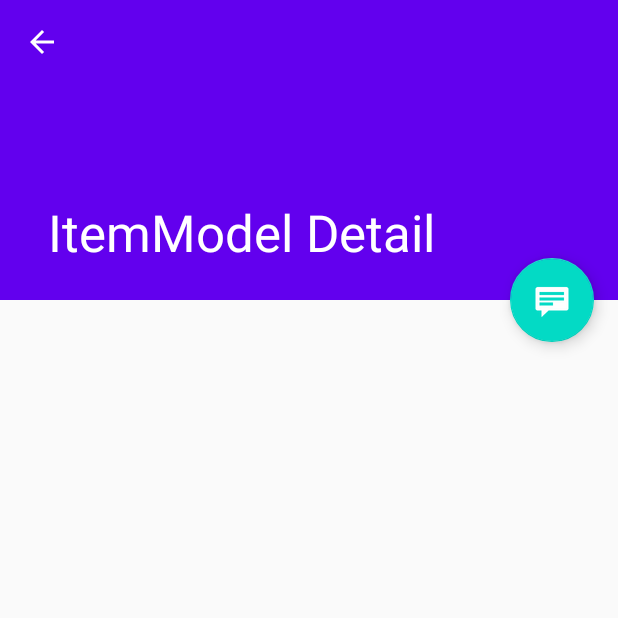
After one commit to cbrod/broderick_hw7, an Android app: the ItemModelDetailActivity screen opened directly, with no data from a screen before it, on a phone screen of 412 x 824 dp, the top half of it. The commit adds this screen. Run offline under Robolectric (Android 15) with nearby library versions, the phone set to English and light mode, and no system bars; 1 statement that could not run was skipped.

Commit message:
Add Master Detail page to project

```diff
--- a/app/build.gradle
+++ b/app/build.gradle
@@ -28,6 +28,9 @@ dependencies {
 
     implementation 'androidx.appcompat:appcompat:1.1.0'
     implementation 'androidx.constraintlayout:constraintlayout:1.1.3'
+    implementation 'androidx.legacy:legacy-support-v4:1.0.0'
+    implementation 'androidx.recyclerview:recyclerview:1.0.0'
+    implementation 'com.google.android.material:material:1.0.0'
     testImplementation 'junit:junit:4.12'
     androidTestImplementation 'androidx.test.ext:junit:1.1.1'
     androidTestImplementation 'androidx.test.espresso:espresso-core:3.2.0'
--- /dev/null
+++ b/app/src/main/java/com/example/getitems/ItemModelDetailActivity.java
@@ -0,0 +1,86 @@
+package com.example.getitems;
+
+import android.content.Intent;
+import android.os.Bundle;
+
+import com.google.android.material.floatingactionbutton.FloatingActionButton;
+import com.google.android.material.snackbar.Snackbar;
+
+import androidx.appcompat.widget.Toolbar;
+
+import android.view.View;
+
+import androidx.appcompat.app.AppCompatActivity;
+import androidx.appcompat.app.ActionBar;
+
+import android.view.MenuItem;
+
+/**
+ * An activity representing a single ItemModel detail screen. This
+ * activity is only used on narrow width devices. On tablet-size devices,
+ * item details are presented side-by-side with a list of items
+ * in a {@link ItemModelListActivity}.
+ */
+public class ItemModelDetailActivity extends AppCompatActivity {
+
+    @Override
+    protected void onCreate(Bundle savedInstanceState) {
+        super.onCreate(savedInstanceState);
+        setContentView(R.layout.activity_itemmodel_detail);
+        Toolbar toolbar = (Toolbar) findViewById(R.id.detail_toolbar);
+        setSupportActionBar(toolbar);
+
+        FloatingActionButton fab = (FloatingActionButton) findViewById(R.id.fab);
+        fab.setOnClickListener(new View.OnClickListener() {
+            @Override
+            public void onClick(View view) {
+                Snackbar.make(view, "Replace with your own detail action", Snackbar.LENGTH_LONG)
+                        .setAction("Action", null).show();
+            }
+        });
+
+        // Show the Up button in the action bar.
+        ActionBar actionBar = getSupportActionBar();
+        if (actionBar != null) {
+            actionBar.setDisplayHomeAsUpEnabled(true);
+        }
+
+        // savedInstanceState is non-null when there is fragment state
+        // saved from previous configurations of this activity
+        // (e.g. when rotating the screen from portrait to landscape).
+        // In this case, the fragment will automatically be re-added
+        // to its container so we don't need to manually add it.
+        // For more information, see the Fragments API guide at:
+        //
+        // http://developer.android.com/guide/components/fragments.html
+        //
+        if (savedInstanceState == null) {
+            // Create the detail fragment and add it to the activity
+            // using a fragment transaction.
+            Bundle arguments = new Bundle();
+            arguments.putString(ItemModelDetailFragment.ARG_ITEM_ID,
+                    getIntent().getStringExtra(ItemModelDetailFragment.ARG_ITEM_ID));
+            ItemModelDetailFragment fragment = new ItemModelDetailFragment();
+            fragment.setArguments(arguments);
+            getSupportFragmentManager().beginTransaction()
+                    .add(R.id.itemmodel_detail_container, fragment)
+                    .commit();
+        }
+    }
+
+    @Override
+    public boolean onOptionsItemSelected(MenuItem item) {
+        int id = item.getItemId();
+        if (id == android.R.id.home) {
+            // This ID represents the Home or Up button. In the case of this
+            // activity, the Up button is shown. For
+            // more details, see the Navigation pattern on Android Design:
+            //
+            // http://developer.android.com/design/patterns/navigation.html#up-vs-back
+            //
+            navigateUpTo(new Intent(this, ItemModelListActivity.class));
+            return true;
+        }
+        return super.onOptionsItemSelected(item);
+    }
+}
--- /dev/null
+++ b/app/src/main/java/com/example/getitems/ItemModelDetailFragment.java
@@ -0,0 +1,72 @@
+package com.example.getitems;
+
+import android.app.Activity;
+import android.os.Bundle;
+
+import com.google.android.material.appbar.CollapsingToolbarLayout;
+
+import androidx.fragment.app.Fragment;
+
+import android.view.LayoutInflater;
+import android.view.View;
+import android.view.ViewGroup;
+import android.widget.TextView;
+
+import com.example.getitems.dummy.DummyContent;
+
+/**
+ * A fragment representing a single ItemModel detail screen.
+ * This fragment is either contained in a {@link ItemModelListActivity}
+ * in two-pane mode (on tablets) or a {@link ItemModelDetailActivity}
+ * on handsets.
+ */
+public class ItemModelDetailFragment extends Fragment {
+    /**
+     * The fragment argument representing the item ID that this fragment
+     * represents.
+     */
+    public static final String ARG_ITEM_ID = "item_id";
+
+    /**
+     * The dummy content this fragment is presenting.
+     */
+    private DummyContent.DummyItem mItem;
+
+    /**
+     * Mandatory empty constructor for the fragment manager to instantiate the
+     * fragment (e.g. upon screen orientation changes).
+     */
+    public ItemModelDetailFragment() {
+    }
+
+    @Override
+    public void onCreate(Bundle savedInstanceState) {
+        super.onCreate(savedInstanceState);
+
+        if (getArguments().containsKey(ARG_ITEM_ID)) {
+            // Load the dummy content specified by the fragment
+            // arguments. In a real-world scenario, use a Loader
+            // to load content from a content provider.
+            mItem = DummyContent.ITEM_MAP.get(getArguments().getString(ARG_ITEM_ID));
+
+            Activity activity = this.getActivity();
+            CollapsingToolbarLayout appBarLayout = (CollapsingToolbarLayout) activity.findViewById(R.id.toolbar_layout);
+            if (appBarLayout != null) {
+                appBarLayout.setTitle(mItem.content);
+            }
+        }
+    }
+
+    @Override
+    public View onCreateView(LayoutInflater inflater, ViewGroup container,
+                             Bundle savedInstanceState) {
+        View rootView = inflater.inflate(R.layout.itemmodel_detail, container, false);
+
+        // Show the dummy content as text in a TextView.
+        if (mItem != null) {
+            ((TextView) rootView.findViewById(R.id.itemmodel_detail)).setText(mItem.details);
+        }
+
+        return rootView;
+    }
+}
--- /dev/null
+++ b/app/src/main/java/com/example/getitems/dummy/DummyContent.java
@@ -0,0 +1,72 @@
+package com.example.getitems.dummy;
+
+import java.util.ArrayList;
+import java.util.HashMap;
+import java.util.List;
+import java.util.Map;
+
+/**
+ * Helper class for providing sample content for user interfaces created by
+ * Android template wizards.
+ * <p>
+ * TODO: Replace all uses of this class before publishing your app.
+ */
+public class DummyContent {
+
+    /**
+     * An array of sample (dummy) items.
+     */
+    public static final List<DummyItem> ITEMS = new ArrayList<DummyItem>();
+
+    /**
+     * A map of sample (dummy) items, by ID.
+     */
+    public static final Map<String, DummyItem> ITEM_MAP = new HashMap<String, DummyItem>();
+
+    private static final int COUNT = 25;
+
+    static {
+        // Add some sample items.
+        for (int i = 1; i <= COUNT; i++) {
+            addItem(createDummyItem(i));
+        }
+    }
+
+    private static void addItem(DummyItem item) {
+        ITEMS.add(item);
+        ITEM_MAP.put(item.id, item);
+    }
+
+    private static DummyItem createDummyItem(int position) {
+        return new DummyItem(String.valueOf(position), "Item " + position, makeDetails(position));
+    }
+
+    private static String makeDetails(int position) {
+        StringBuilder builder = new StringBuilder();
+        builder.append("Details about Item: ").append(position);
+        for (int i = 0; i < position; i++) {
+            builder.append("\nMore details information here.");
+        }
+        return builder.toString();
+    }
+
+    /**
+     * A dummy item representing a piece of content.
+     */
+    public static class DummyItem {
+        public final String id;
+        public final String content;
+        public final String details;
+
+        public DummyItem(String id, String content, String details) {
+            this.id = id;
+            this.content = content;
+            this.details = details;
+        }
+
+        @Override
+        public String toString() {
+            return content;
+        }
+    }
+}
--- /dev/null
+++ b/app/src/main/res/layout/activity_itemmodel_detail.xml
@@ -0,0 +1,54 @@
+<?xml version="1.0" encoding="utf-8"?>
+<androidx.coordinatorlayout.widget.CoordinatorLayout xmlns:android="http://schemas.android.com/apk/res/android"
+    xmlns:app="http://schemas.android.com/apk/res-auto"
+    xmlns:tools="http://schemas.android.com/tools"
+    android:layout_width="match_parent"
+    android:layout_height="match_parent"
+    android:fitsSystemWindows="true"
+    tools:context=".ItemModelDetailActivity"
+    tools:ignore="MergeRootFrame">
+
+    <androidx.core.widget.NestedScrollView
+        android:id="@+id/itemmodel_detail_container"
+        android:layout_width="match_parent"
+        android:layout_height="match_parent"
+        app:layout_behavior="@string/appbar_scrolling_view_behavior" />
+
+    <com.google.android.material.appbar.AppBarLayout
+        android:id="@+id/app_bar"
+        android:layout_width="match_parent"
+        android:layout_height="@dimen/app_bar_height"
+        android:fitsSystemWindows="true"
+        android:theme="@style/ThemeOverlay.AppCompat.Dark.ActionBar">
+
+        <com.google.android.material.appbar.CollapsingToolbarLayout
+            android:id="@+id/toolbar_layout"
+            android:layout_width="match_parent"
+            android:layout_height="match_parent"
+            android:fitsSystemWindows="true"
+            app:contentScrim="?attr/colorPrimary"
+            app:layout_scrollFlags="scroll|exitUntilCollapsed"
+            app:toolbarId="@+id/toolbar">
+
+            <androidx.appcompat.widget.Toolbar
+                android:id="@+id/detail_toolbar"
+                android:layout_width="match_parent"
+                android:layout_height="?attr/actionBarSize"
+                app:layout_collapseMode="pin"
+                app:popupTheme="@style/ThemeOverlay.AppCompat.Light" />
+
+        </com.google.android.material.appbar.CollapsingToolbarLayout>
+
+    </com.google.android.material.appbar.AppBarLayout>
+
+    <com.google.android.material.floatingactionbutton.FloatingActionButton
+        android:id="@+id/fab"
+        android:layout_width="wrap_content"
+        android:layout_height="wrap_content"
+        android:layout_gravity="center_vertical|start"
+        android:layout_margin="@dimen/fab_margin"
+        app:layout_anchor="@+id/itemmodel_detail_container"
+        app:layout_anchorGravity="top|end"
+        app:srcCompat="@android:drawable/stat_notify_chat" />
+
+</androidx.coordinatorlayout.widget.CoordinatorLayout>
--- /dev/null
+++ b/app/src/main/res/layout/itemmodel_detail.xml
@@ -0,0 +1,10 @@
+<?xml version="1.0" encoding="utf-8"?>
+<TextView xmlns:android="http://schemas.android.com/apk/res/android"
+    xmlns:tools="http://schemas.android.com/tools"
+    android:id="@+id/itemmodel_detail"
+    style="?android:attr/textAppearanceLarge"
+    android:layout_width="match_parent"
+    android:layout_height="match_parent"
+    android:padding="16dp"
+    android:textIsSelectable="true"
+    tools:context=".ItemModelDetailFragment" />
--- /dev/null
+++ b/app/src/main/res/values/dimens.xml
@@ -0,0 +1,7 @@
+<?xml version="1.0" encoding="utf-8"?>
+<resources>
+    <dimen name="fab_margin">16dp</dimen>
+    <dimen name="app_bar_height">200dp</dimen>
+    <dimen name="item_width">200dp</dimen>
+    <dimen name="text_margin">16dp</dimen>
+</resources>
--- a/app/src/main/res/values/strings.xml
+++ b/app/src/main/res/values/strings.xml
@@ -1,3 +1,5 @@
 <resources>
     <string name="app_name">GetItems</string>
+    <string name="title_itemmodel_list">Items</string>
+    <string name="title_itemmodel_detail">ItemModel Detail</string>
 </resources>
--- a/app/src/main/res/values/styles.xml
+++ b/app/src/main/res/values/styles.xml
@@ -8,4 +8,13 @@
         <item name="colorAccent">@color/colorAccent</item>
     </style>
 
+    <style name="AppTheme.NoActionBar">
+        <item name="windowActionBar">false</item>
+        <item name="windowNoTitle">true</item>
+    </style>
+
+    <style name="AppTheme.AppBarOverlay" parent="ThemeOverlay.AppCompat.Dark.ActionBar" />
+
+    <style name="AppTheme.PopupOverlay" parent="ThemeOverlay.AppCompat.Light" />
+
 </resources>
```
Also changed, not shown: app/src/main/AndroidManifest.xml (+13 -0 lines), app/src/main/java/com/example/getitems/ItemModelListActivity.java (added, +143 -0 lines), app/src/main/res/layout-w900dp/itemmodel_list.xml (added, +37 -0 lines), app/src/main/res/layout/activity_itemmodel_list.xml (added, +42 -0 lines), app/src/main/res/layout/itemmodel_list.xml (added, +13 -0 lines), app/src/main/res/layout/itemmodel_list_content.xml (added, +20 -0 lines).
